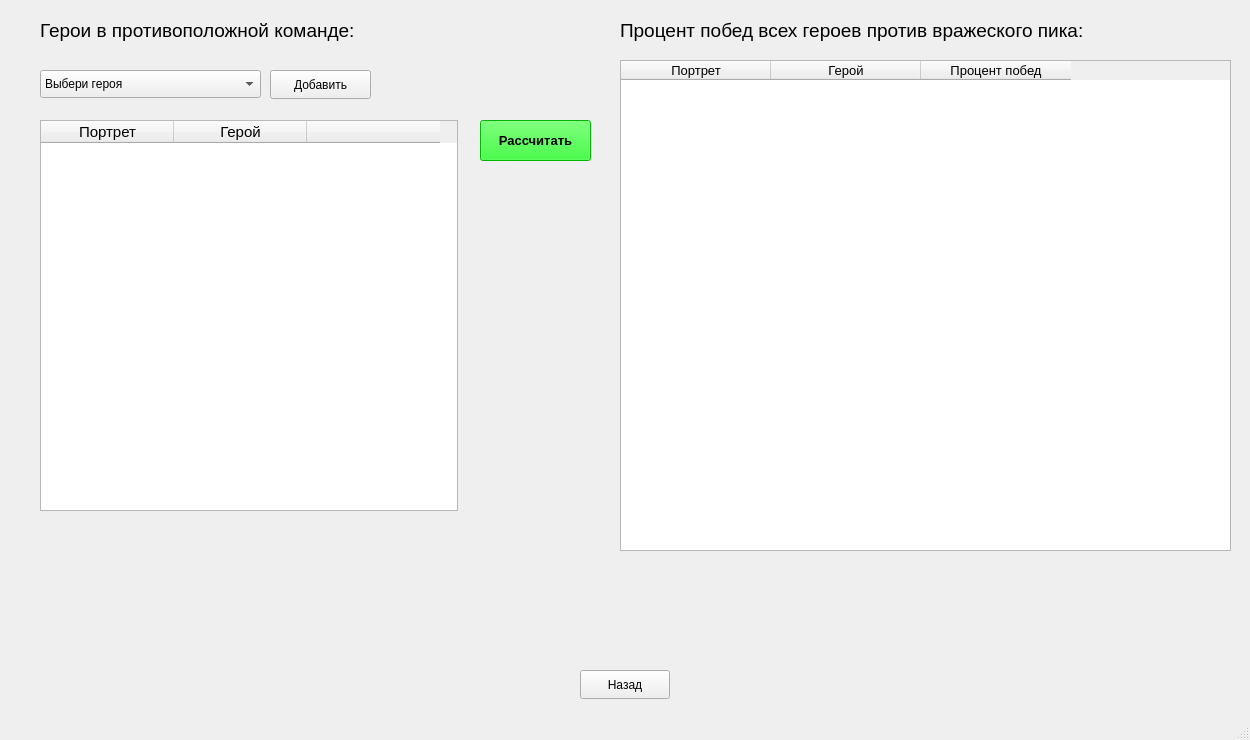
First picture: the form in mainwindow.ui, repository HXPPY228/Kursovaya2024, before the edit.
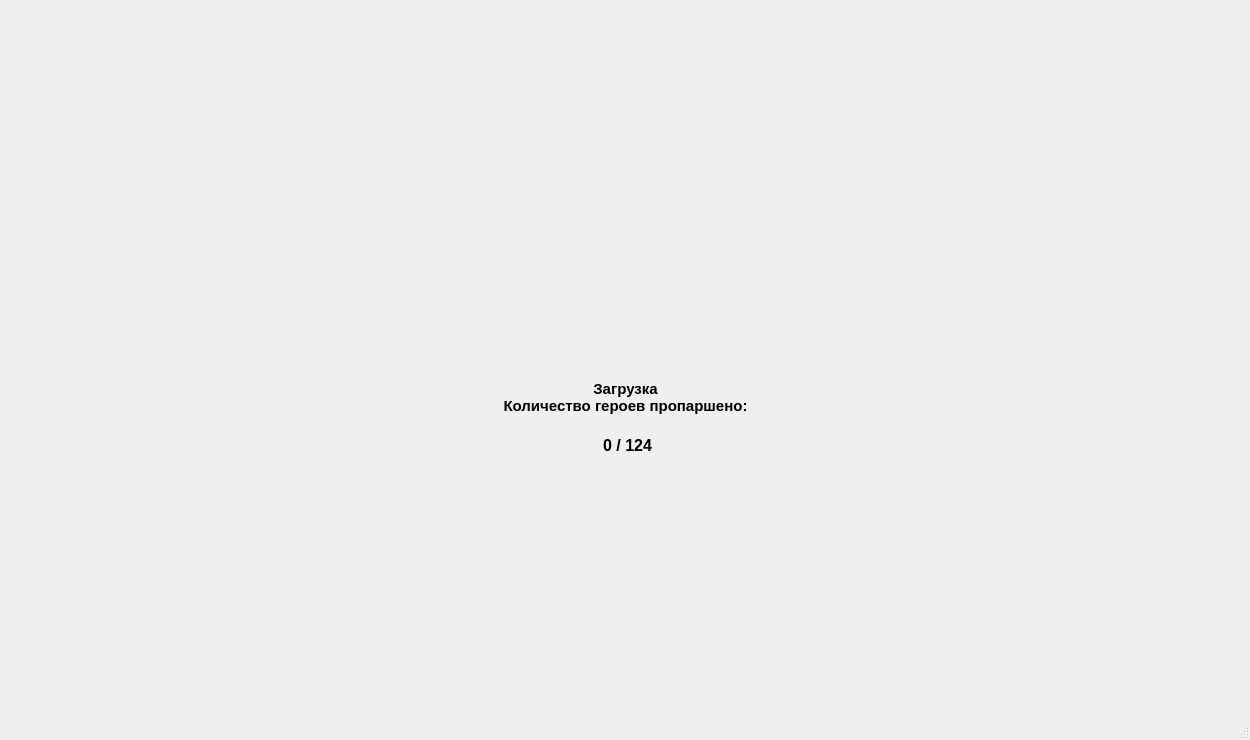
Second picture: the form after the edit. The open tabs and pages were chosen to show the change.

```diff
--- a/mainwindow.ui
+++ b/mainwindow.ui
@@ -79,7 +79,7 @@
        <rect>
         <x>620</x>
         <y>60</y>
-        <width>611</width>
+        <width>452</width>
         <height>491</height>
        </rect>
       </property>
@@ -97,9 +97,15 @@
       <property name="sortingEnabled">
        <bool>true</bool>
       </property>
+      <attribute name="horizontalHeaderMinimumSectionSize">
+       <number>133</number>
+      </attribute>
       <attribute name="horizontalHeaderDefaultSectionSize">
        <number>150</number>
       </attribute>
+      <attribute name="verticalHeaderVisible">
+       <bool>false</bool>
+      </attribute>
       <attribute name="verticalHeaderDefaultSectionSize">
        <number>73</number>
       </attribute>
@@ -173,7 +179,7 @@
        <rect>
         <x>40</x>
         <y>120</y>
-        <width>418</width>
+        <width>401</width>
         <height>391</height>
        </rect>
       </property>
@@ -197,15 +203,24 @@
       <property name="selectionBehavior">
        <enum>QAbstractItemView::SelectColumns</enum>
       </property>
+      <attribute name="horizontalHeaderVisible">
+       <bool>true</bool>
+      </attribute>
       <attribute name="horizontalHeaderCascadingSectionResizes">
        <bool>false</bool>
       </attribute>
+      <attribute name="horizontalHeaderMinimumSectionSize">
+       <number>133</number>
+      </attribute>
       <attribute name="horizontalHeaderDefaultSectionSize">
        <number>133</number>
       </attribute>
       <attribute name="horizontalHeaderStretchLastSection">
        <bool>false</bool>
       </attribute>
+      <attribute name="verticalHeaderVisible">
+       <bool>false</bool>
+      </attribute>
       <attribute name="verticalHeaderDefaultSectionSize">
        <number>73</number>
       </attribute>
@@ -324,7 +339,68 @@
        </rect>
       </property>
       <property name="text">
-       <string> </string>
+       <string/>
+      </property>
+     </widget>
+    </widget>
+    <widget class="QWidget" name="loading">
+     <widget class="QLabel" name="label_loading">
+      <property name="geometry">
+       <rect>
+        <x>530</x>
+        <y>180</y>
+        <width>191</width>
+        <height>181</height>
+       </rect>
+      </property>
+      <property name="text">
+       <string/>
+      </property>
+     </widget>
+     <widget class="QLabel" name="label_4">
+      <property name="geometry">
+       <rect>
+        <x>460</x>
+        <y>380</y>
+        <width>331</width>
+        <height>51</height>
+       </rect>
+      </property>
+      <property name="font">
+       <font>
+        <pointsize>11</pointsize>
+        <bold>true</bold>
+        <underline>false</underline>
+       </font>
+      </property>
+      <property name="text">
+       <string>Загрузка
+Количество героев пропаршено:</string>
+      </property>
+      <property name="alignment">
+       <set>Qt::AlignHCenter|Qt::AlignTop</set>
+      </property>
+     </widget>
+     <widget class="QLabel" name="label_5">
+      <property name="geometry">
+       <rect>
+        <x>572</x>
+        <y>430</y>
+        <width>111</width>
+        <height>31</height>
+       </rect>
+      </property>
+      <property name="font">
+       <font>
+        <pointsize>12</pointsize>
+        <bold>true</bold>
+       </font>
+      </property>
+      <property name="text">
+       <string>0 / 124</string>
+      </property>
+      <property name="alignment">
+       <set>Qt::AlignCenter</set>
       </property>
      </widget>
     </widget>
```
